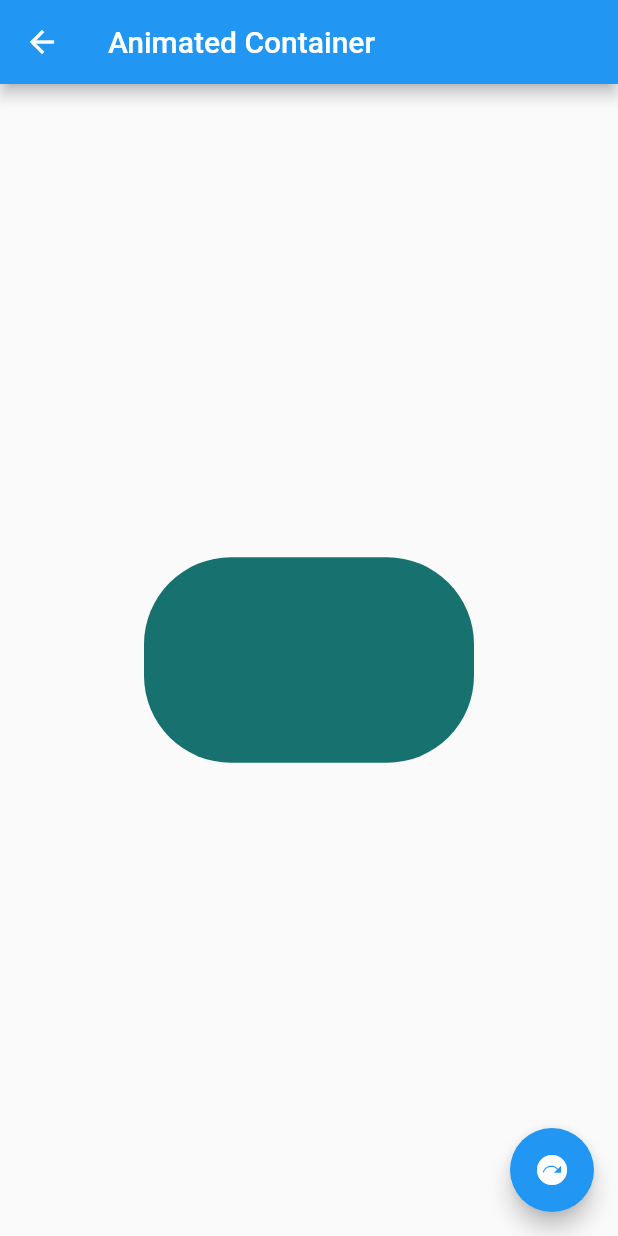
After one commit to CodingCarnage/CursoFlutter_FH_Componentes, a Flutter app: the AnimatedContainerPage screen opened by its route, after a tap on the "next plan" icon, on a phone screen of 412 x 824 dp. The commit adds this screen. Run offline on Flutter 3.47's test engine with Material 2 defaults, Android fonts, the phone set to English and light mode, and no system bars.

Commit message:
Se creo un animated container.

```diff
--- a/data/menu_options.json
+++ b/data/menu_options.json
@@ -15,6 +15,11 @@
             "ruta" : "card",
             "icon" : "folder_open",
             "texto" : "Cards - Tarjetas"
+        },
+        {
+            "ruta" : "animatedContainer",
+            "icon" : "donut_large",
+            "texto" : "Animated Container"
         }
     ]
 }
--- /dev/null
+++ b/lib/src/pages/animated_container.dart
@@ -0,0 +1,50 @@
+import 'dart:math';
+
+import 'package:flutter/material.dart';
+
+class AnimatedContainerPage extends StatefulWidget {
+  @override
+  _AnimatedContainerPageState createState() => _AnimatedContainerPageState();
+}
+
+class _AnimatedContainerPageState extends State<AnimatedContainerPage> {
+  double _width = 50.0;
+  double _height = 50.0;
+  Color _color = Colors.pink;
+  BorderRadiusGeometry _borderRadiusGeometry = BorderRadius.circular(8.0);
+
+  @override
+  Widget build(BuildContext context) {
+    return Scaffold(
+      appBar: AppBar(
+        title: Text('Animated Container'),
+      ),
+      body: Center(
+        child: AnimatedContainer(
+          curve: Curves.fastOutSlowIn,
+          duration: Duration(milliseconds: 500),
+          width: _width,
+          height: _height,
+          decoration: BoxDecoration(
+            color: _color,
+            borderRadius: _borderRadiusGeometry,
+          ),
+        ),
+      ),
+      floatingActionButton: FloatingActionButton(
+        onPressed: _changeShape,
+        child: Icon(Icons.next_plan),
+      ),
+    );
+  }
+
+  void _changeShape() {
+    final Random random = Random();
+    setState(() {
+      _width = random.nextInt(300).toDouble();
+      _height = random.nextInt(300).toDouble();
+      _color = Color.fromARGB(255, random.nextInt(255), random.nextInt(255), random.nextInt(255));
+      _borderRadiusGeometry = BorderRadius.circular(random.nextInt(100).toDouble());
+    });
+  }
+}
--- a/lib/src/routes/routes.dart
+++ b/lib/src/routes/routes.dart
@@ -1,4 +1,5 @@
 import 'package:componentes/src/pages/alert_page.dart';
+import 'package:componentes/src/pages/animated_container.dart';
 import 'package:componentes/src/pages/avatar_page.dart';
 import 'package:componentes/src/pages/card_page.dart';
 import 'package:componentes/src/pages/home_page.dart';
@@ -10,5 +11,6 @@ Map<String, WidgetBuilder> getApplicationRoutes() {
     'alert': (BuildContext context) => AlertPage(),
     'avatar': (BuildContext context) => AvatarPage(),
     'card': (BuildContext context) => CardPage(),
+    'animatedContainer': (BuildContext context) => AnimatedContainerPage(),
   };
 }
--- a/lib/src/utils/icono_string_util.dart
+++ b/lib/src/utils/icono_string_util.dart
@@ -4,6 +4,7 @@ final _icons = <String, IconData>{
   'add_alert' : Icons.add_alert,
   'accessibility' : Icons.accessibility,
   'folder_open' : Icons.folder_open,
+  'donut_large' : Icons.donut_large,
 };
 
 Icon getIcon (String iconName) {
```
